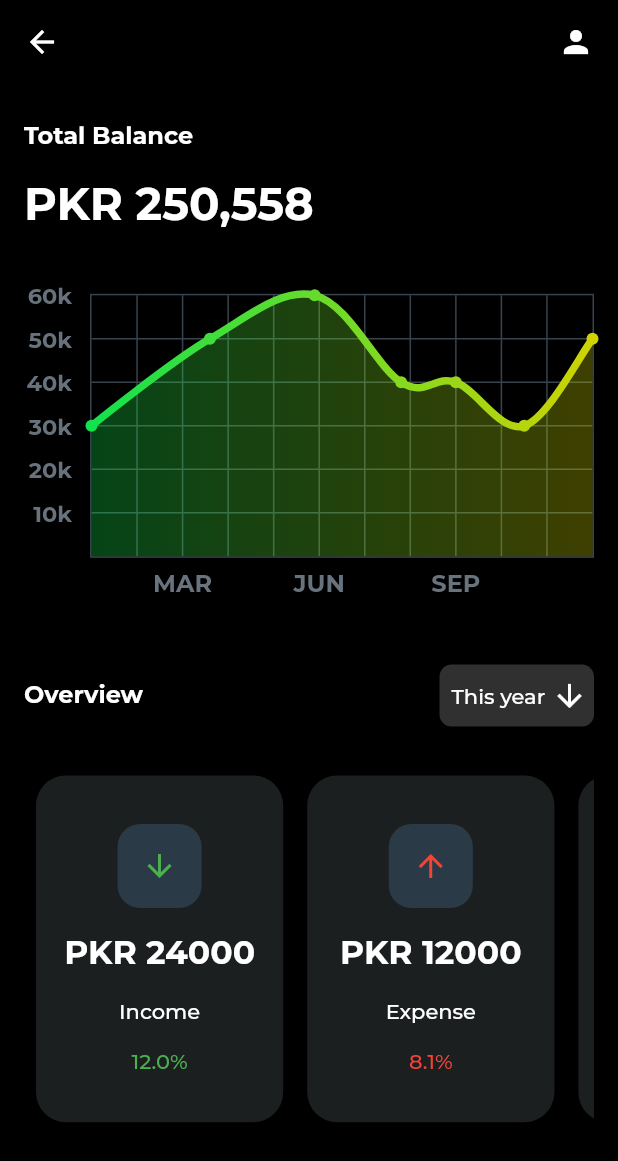
After one commit to moiz97/Expense-UI, a Flutter app: the Details screen opened by its route, on a phone screen of 412 x 824 dp. The commit adds this screen. Shown: the top 1161 px of the screen. Run offline on Flutter 3.47's test engine with Material 2 defaults, Android fonts, the phone set to English and light mode, and no system bars; drawn by our look-alikes of fl_chart; our stand-ins replace google_fonts.

Commit message:
Detail screen added

```diff
--- /dev/null
+++ b/lib/details.dart
@@ -0,0 +1,275 @@
+import 'package:expense_ui/widgets/general.dart';
+import 'package:fl_chart/fl_chart.dart';
+import 'package:flutter/material.dart';
+
+import 'responsiveness/layout.dart';
+
+class Details extends StatelessWidget {
+  Details({Key? key}) : super(key: key);
+
+  LineChartData mainData() {
+    List<Color> gradientColors = [
+      const Color.fromARGB(255, 18, 226, 77),
+      const Color.fromARGB(255, 207, 211, 2),
+    ];
+    return LineChartData(
+      gridData: FlGridData(
+        show: true,
+        drawVerticalLine: true,
+        horizontalInterval: 1,
+        verticalInterval: 1,
+        getDrawingHorizontalLine: (value) {
+          return FlLine(
+            color: const Color(0xff37434d),
+            strokeWidth: 1,
+          );
+        },
+        getDrawingVerticalLine: (value) {
+          return FlLine(
+            color: const Color(0xff37434d),
+            strokeWidth: 1,
+          );
+        },
+      ),
+      titlesData: FlTitlesData(
+        show: true,
+        rightTitles: SideTitles(showTitles: false),
+        topTitles: SideTitles(showTitles: false),
+        bottomTitles: SideTitles(
+          showTitles: true,
+          reservedSize: 22,
+          interval: 1,
+          getTextStyles: (context, value) => const TextStyle(
+              color: Color(0xff68737d),
+              fontWeight: FontWeight.bold,
+              fontSize: 16),
+          getTitles: (value) {
+            switch (value.toInt()) {
+              case 2:
+                return 'MAR';
+              case 5:
+                return 'JUN';
+              case 8:
+                return 'SEP';
+            }
+            return '';
+          },
+          margin: 8,
+        ),
+        leftTitles: SideTitles(
+          showTitles: true,
+          interval: 1,
+          getTextStyles: (context, value) => const TextStyle(
+            color: Color(0xff67727d),
+            fontWeight: FontWeight.bold,
+            fontSize: 15,
+          ),
+          getTitles: (value) {
+            switch (value.toInt()) {
+              case 1:
+                return '10k';
+              case 2:
+                return '20k';
+              case 3:
+                return '30k';
+              case 4:
+                return '40k';
+              case 5:
+                return '50k';
+              case 6:
+                return '60k';
+            }
+            return '';
+          },
+          reservedSize: 32,
+          margin: 12,
+        ),
+      ),
+      borderData: FlBorderData(
+          show: true,
+          border: Border.all(color: const Color(0xff37434d), width: 1)),
+      minX: 0,
+      maxX: 11,
+      minY: 0,
+      maxY: 6,
+      lineBarsData: [
+        LineChartBarData(
+          spots: const [
+            FlSpot(0, 3),
+            FlSpot(2.6, 5),
+            FlSpot(4.9, 6),
+            FlSpot(6.8, 4),
+            FlSpot(8, 4),
+            FlSpot(9.5, 3),
+            FlSpot(11, 5),
+          ],
+          isCurved: true,
+          colors: gradientColors,
+          barWidth: 5,
+          isStrokeCapRound: true,
+          dotData: FlDotData(
+            show: true,
+          ),
+          belowBarData: BarAreaData(
+            show: true,
+            colors:
+                gradientColors.map((color) => color.withOpacity(0.3)).toList(),
+          ),
+        ),
+      ],
+    );
+  }
+
+  final List<Map<String, dynamic>> _overview = [
+    {
+      'amount': 24000,
+      'currency': 'PKR',
+      'type': 'Income',
+      'percentage': 12.0,
+    },
+    {
+      'amount': 12000,
+      'currency': 'PKR',
+      'type': 'Expense',
+      'percentage': 8.1,
+    },
+    {
+      'amount': 4000,
+      'currency': 'PKR',
+      'type': 'Expense',
+      'percentage': 4.1,
+    },
+    {
+      'amount': 2000,
+      'currency': 'PKR',
+      'type': 'Expense',
+      'percentage': 2.2,
+    },
+  ];
+
+  @override
+  Widget build(BuildContext context) {
+    return Scaffold(
+      backgroundColor: Colors.black,
+      body: SafeArea(
+        child: SingleChildScrollView(
+          child: Padding(
+            padding: const EdgeInsets.all(16.0),
+            child: Column(
+              crossAxisAlignment: CrossAxisAlignment.start,
+              children: [
+                topBar(context),
+                Spacers.verticalSpaceLarge(context),
+                balance(context),
+                Spacers.verticalSpaceLarge(context),
+                chart(context),
+                Spacers.verticalSpaceLarge(context),
+                overviewHeading(context),
+                Spacers.verticalSpaceMedium(context), //
+                SizedBox(
+                  height: MediaQuery.of(context).size.height * 0.3,
+                  width: MediaQuery.of(context).size.width,
+                  child: ListView.builder(
+                    itemCount: _overview.length,
+                    scrollDirection: Axis.horizontal,
+                    shrinkWrap: true,
+                    physics: const AlwaysScrollableScrollPhysics(),
+                    itemBuilder: (context, index) {
+                      return Padding(
+                        padding: const EdgeInsets.all(8.0),
+                        child: OverviewCard(
+                          amount: _overview[index]['amount'],
+                          currency: _overview[index]['currency'],
+                          type: _overview[index]['type'],
+                          percentage: _overview[index]['percentage'],
+                        ),
+                      );
+                    },
+                  ),
+                ),
+              ],
+            ),
+          ),
+        ),
+      ),
+    );
+  }
+
+  Widget overviewHeading(BuildContext context) {
+    return Row(
+      children: [
+        Text("Overview", style: Theme.of(context).textTheme.headline3),
+        const Spacer(),
+        Container(
+          width: MediaQuery.of(context).size.width * 0.25,
+          height: MediaQuery.of(context).size.height * 0.05,
+          decoration: BoxDecoration(
+            color: Colors.grey[850],
+            borderRadius: BorderRadius.circular(8),
+          ),
+          child: Padding(
+            padding: const EdgeInsets.all(8.0),
+            child: Row(
+              children: [
+                Text(
+                  "This year",
+                  style: Theme.of(context).textTheme.bodyText1,
+                ),
+                Spacers.horizontalSpaceTiny(context),
+                const Expanded(
+                  child: Icon(
+                    Icons.arrow_downward,
+                    color: Colors.white,
+                  ),
+                ),
+              ],
+            ),
+          ),
+        ),
+      ],
+    );
+  }
+
+  Widget chart(BuildContext context) {
+    return SizedBox(
+      height: MediaQuery.of(context).size.height * 0.25,
+      width: MediaQuery.of(context).size.width * 1,
+      child: LineChart(mainData()),
+    );
+  }
+
+  Widget balance(BuildContext context) {
+    return Column(
+      crossAxisAlignment: CrossAxisAlignment.start,
+      children: [
+        Text("Total Balance", style: Theme.of(context).textTheme.headline3!),
+        Spacers.verticalSpaceSmall(context),
+        Text(
+          "PKR 250,558",
+          style: Theme.of(context)
+              .textTheme
+              .headline2!
+              .copyWith(color: Colors.white),
+        ),
+      ],
+    );
+  }
+
+  Widget topBar(context) {
+    return Row(
+      children: [
+        InkWell(
+          onTap: () {
+            Navigator.pop(context);
+          },
+          child: const Icon(
+            Icons.arrow_back,
+            color: Colors.white,
+          ),
+        ),
+        const Spacer(),
+        const Icon(Icons.person, color: Colors.white),
+      ],
+    );
+  }
+}
--- a/lib/home.dart
+++ b/lib/home.dart
@@ -45,7 +45,11 @@ class Home extends StatelessWidget {
               children: [
                 topBar(context),
                 Spacers.verticalSpaceMedium(context),
-                const BankCard(
+                InkWell(
+                  onTap: () {
+                    Navigator.pushNamed(context, '/details');
+                  },
+                  child: const BankCard(
                     bankName: "Bank of Pakistan",
                     bankLogoPath: "assets/logos/mastercard_logo.png",
                     bankNumber: "3460 **** **** 9875",
@@ -53,6 +57,7 @@ class Home extends StatelessWidget {
                     bankCurrency: "PKR",
                     cardColor: Color.fromARGB(255, 46, 65, 80),
                     customerName: "Muhammad Moiz",
+                  ),
                 ),
                 Spacers.verticalSpaceMedium(context),
                 pinnedWidgets(),
--- a/lib/main.dart
+++ b/lib/main.dart
@@ -1,3 +1,4 @@
+import 'package:expense_ui/details.dart';
 import 'package:flutter/material.dart';
 import 'package:google_fonts/google_fonts.dart';
 
@@ -42,7 +43,10 @@ class MyApp extends StatelessWidget {
           ),
         ),
       ),
-      home: const Home(),
+      routes: {
+        '/': (context) => const Home(),
+        '/details': (context) => Details(),
+      },
     );
   }
 }
--- a/lib/widgets/general.dart
+++ b/lib/widgets/general.dart
@@ -1,5 +1,6 @@
+import 'package:flutter/material.dart';
+
 import 'package:expense_ui/responsiveness/layout.dart';
-import 'package:flutter/material.dart';
 
 class BankCard extends StatelessWidget {
   final String bankName;
@@ -201,3 +202,70 @@ class TransactionCard extends StatelessWidget {
     );
   }
 }
+
+class OverviewCard extends StatelessWidget {
+  final int amount;
+  final String currency;
+  final String type;
+  final double percentage;
+  const OverviewCard({
+    Key? key,
+    required this.amount,
+    required this.currency,
+    required this.type,
+    required this.percentage,
+  }) : super(key: key);
+
+  @override
+  Widget build(BuildContext context) {
+    final double _deviceHeight = MediaQuery.of(context).size.height;
+    final double _deviceWidth = MediaQuery.of(context).size.width;
+    return Container(
+      width: _deviceWidth * 0.4,
+      height: _deviceHeight * 0.07,
+      decoration: BoxDecoration(
+        color: const Color(0xff1c1f20),
+        borderRadius: BorderRadius.circular(20),
+      ),
+      child: Column(
+        crossAxisAlignment: CrossAxisAlignment.center,
+        mainAxisAlignment: MainAxisAlignment.center,
+        children: [
+          Container(
+            decoration: BoxDecoration(
+              color: const Color.fromARGB(255, 46, 65, 80).withOpacity(0.8),
+              borderRadius: const BorderRadius.all(
+                Radius.circular(15),
+              ),
+            ),
+            child: Padding(
+              padding: const EdgeInsets.all(16.0),
+              child: Icon(
+                type == "Income" ? Icons.arrow_downward : Icons.arrow_upward,
+                color: type == "Income" ? Colors.green : Colors.red,
+              ),
+            ),
+          ),
+          Spacers.verticalSpaceSmall(context),
+          Text(
+            currency + " " + amount.toString(),
+            style:
+                Theme.of(context).textTheme.headline2!.copyWith(fontSize: 22),
+          ),
+          Spacers.verticalSpaceSmall(context),
+          Text(
+            type,
+            style: Theme.of(context).textTheme.bodyLarge,
+          ),
+          Spacers.verticalSpaceSmall(context),
+          Text(
+            percentage.toString() + "%",
+            style: Theme.of(context).textTheme.bodyText1!.copyWith(
+                  color: type == "Income" ? Colors.green : Colors.red,
+                ),
+          ),
+        ],
+      ),
+    );
+  }
+}
```
Lines whose indentation alone changed are shown as unchanged.
